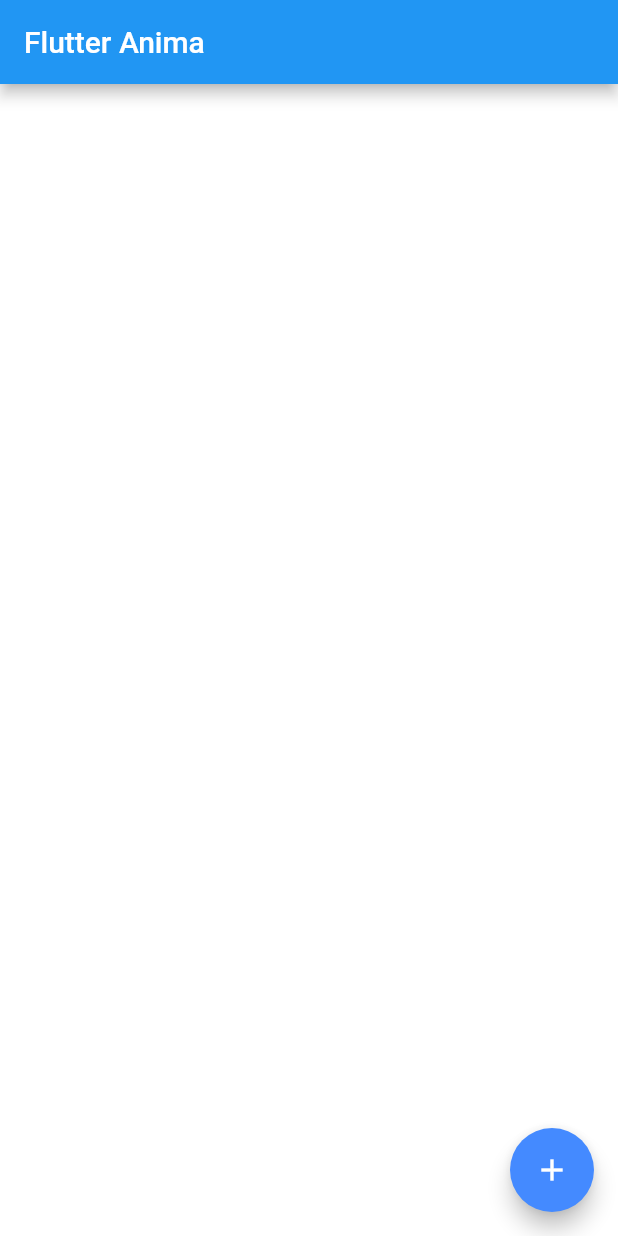
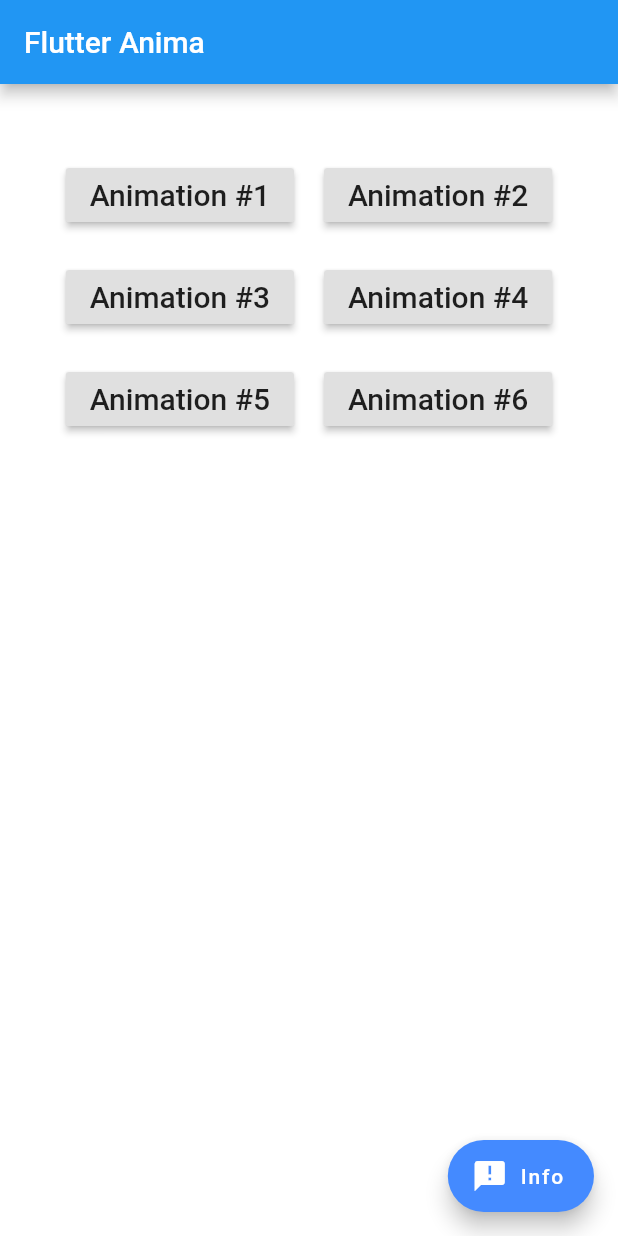
Before and after one commit to iury0393/flutter_animations, a Flutter app: the screen it shows after launch, on a phone screen of 412 x 824 dp. Run offline on Flutter 3.47's test engine with Material 2 defaults, Android fonts, the phone set to English and light mode, and no system bars.

Commit message:
Adicionando os botões

```diff
--- a/lib/screens/home_page.dart
+++ b/lib/screens/home_page.dart
@@ -8,18 +8,93 @@ class HomePage extends StatelessWidget {
       appBar: AppBar(
         title: Text('Flutter Anima'),
       ),
-      floatingActionButton: FloatingActionButton(
+      floatingActionButton: FloatingActionButton.extended(
         backgroundColor: Colors.blueAccent,
-        child: Icon(
-          Icons.add,
+        label: Text('Info'),
+        icon: Icon(
+          Icons.announcement,
           color: Colors.white,
         ),
         onPressed: () {},
       ),
-      body: Column(
-        children: [
-          Container(),
-        ],
+      body: Padding(
+        padding: const EdgeInsets.only(top: 50.0),
+        child: Column(
+          children: [
+            Row(
+              mainAxisAlignment: MainAxisAlignment.center,
+              children: [
+                RaisedButton(
+                  onPressed: () {},
+                  child: Text(
+                    'Animation #1',
+                    style: TextStyle(fontSize: 20),
+                  ),
+                ),
+                SizedBox(
+                  width: 20.0,
+                ),
+                RaisedButton(
+                  onPressed: () {},
+                  child: Text(
+                    'Animation #2',
+                    style: TextStyle(fontSize: 20),
+                  ),
+                ),
+              ],
+            ),
+            SizedBox(
+              height: 20.0,
+            ),
+            Row(
+              mainAxisAlignment: MainAxisAlignment.center,
+              children: [
+                RaisedButton(
+                  onPressed: () {},
+                  child: Text(
+                    'Animation #3',
+                    style: TextStyle(fontSize: 20),
+                  ),
+                ),
+                SizedBox(
+                  width: 20.0,
+                ),
+                RaisedButton(
+                  onPressed: () {},
+                  child: Text(
+                    'Animation #4',
+                    style: TextStyle(fontSize: 20),
+                  ),
+                ),
+              ],
+            ),
+            SizedBox(
+              height: 20.0,
+            ),
+            Row(
+              mainAxisAlignment: MainAxisAlignment.center,
+              children: [
+                RaisedButton(
+                  onPressed: () {},
+                  child: Text(
+                    'Animation #5',
+                    style: TextStyle(fontSize: 20),
+                  ),
+                ),
+                SizedBox(
+                  width: 20.0,
+                ),
+                RaisedButton(
+                  onPressed: () {},
+                  child: Text(
+                    'Animation #6',
+                    style: TextStyle(fontSize: 20),
+                  ),
+                ),
+              ],
+            ),
+          ],
+        ),
       ),
     );
   }
```
